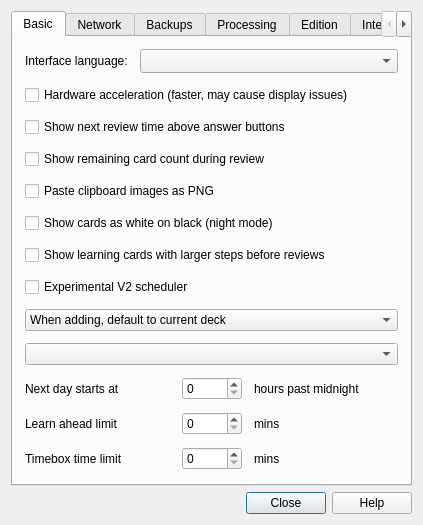
Before: the Qt Designer form designer/preferences.ui in Arthur-Milchior/anki, drawn with Qt 5.
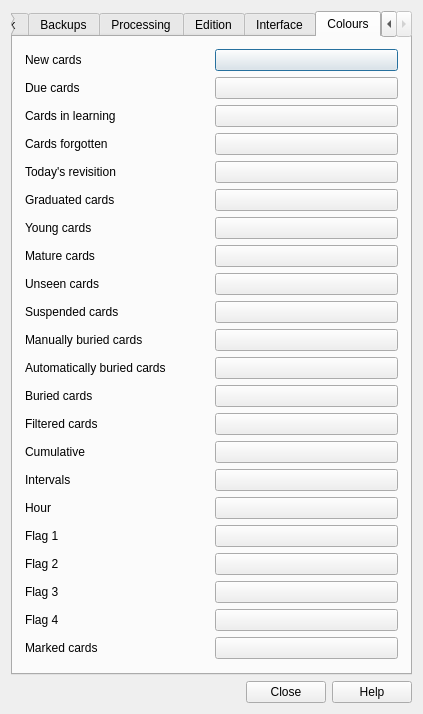
After: the same form once the commit is applied. The open tabs and pages were chosen to show the change.

Commit message: Add colors in preferences

What changed in the file:
```diff
--- a/designer/preferences.ui
+++ b/designer/preferences.ui
@@ -540,6 +540,432 @@
        </item>
       </layout>
      </widget>
+     <widget class="QWidget" name="tab_4">
+      <attribute name="title">
+       <string>Colours</string>
+      </attribute>
+      <layout class="QGridLayout" name="verticalLayout_3">
+       <property name="margin">
+        <number>12</number>
+       </property>
+       <item row="0" column="0">
+        <widget class="QLabel" name="label_2">
+         <property name="toolTip">
+          <string>Cards that you are supposed to see today</string>
+         </property>
+         <property name="locale">
+          <locale language="English" country="UnitedStates"/>
+         </property>
+         <property name="text">
+          <string>New cards</string>
+         </property>
+        </widget>
+       </item>
+       <item row="0" column="1">
+        <widget class="QPushButton" name="newButton">
+         <property name="text">
+          <string/>
+         </property>
+        </widget>
+       </item>
+       <item row="1" column="0">
+        <widget class="QLabel" name="label_2">
+         <property name="toolTip">
+          <string>Cards you'll see today, and that you have already
+		   seen (sum of review, and learning).</string>
+         </property>
+         <property name="locale">
+          <locale language="English" country="UnitedStates"/>
+         </property>
+         <property name="text">
+          <string>Due cards</string>
+         </property>
+        </widget>
+       </item>
+       <item row="1" column="1">
+        <widget class="QPushButton" name="dueButton">
+         <property name="text">
+          <string/>
+         </property>
+        </widget>
+       </item>
+       <item row="2" column="0">
+        <widget class="QLabel" name="label_2">
+         <property name="toolTip">
+          <string>Cards that you have recently seen and that you'll
+		   see again soon. Either a new card which has not graduated,
+		   or a review which you forgot.</string>
+         </property>
+         <property name="locale">
+          <locale language="English" country="UnitedStates"/>
+         </property>
+         <property name="text">
+          <string>Cards in learning</string>
+         </property>
+        </widget>
+       </item>
+       <item row="2" column="1">
+        <widget class="QPushButton" name="learnButton">
+         <property name="text">
+          <string/>
+         </property>
+        </widget>
+       </item>
+       <item row="4" column="0">
+        <widget class="QLabel" name="label_2">
+         <property name="toolTip">
+          <string>Cards which have already graduated, that you are
+		   supposed to see today, and have not already seen.</string>
+         </property>
+         <property name="locale">
+          <locale language="English" country="UnitedStates"/>
+         </property>
+         <property name="text">
+          <string>Today's revisition</string>
+         </property>
+        </widget>
+       </item>
+       <item row="4" column="1">
+        <widget class="QPushButton" name="revButton">
+         <property name="text">
+          <string/>
+         </property>
+        </widget>
+       </item>
+       <item row="5" column="0">
+        <widget class="QLabel" name="label_2">
+         <property name="toolTip">
+          <string>Cards which are not new, nor in learning.</string>
+         </property>
+         <property name="locale">
+          <locale language="English" country="UnitedStates"/>
+         </property>
+         <property name="text">
+          <string>Graduated cards</string>
+         </property>
+        </widget>
+       </item>
+       <item row="5" column="1">
+        <widget class="QPushButton" name="gradButton">
+         <property name="text">
+          <string/>
+         </property>
+        </widget>
+       </item>
+       <item row="6" column="0">
+        <widget class="QLabel" name="label_2">
+         <property name="toolTip">
+          <string>Cards whose interval is less than three weeks.</string>
+         </property>
+         <property name="locale">
+          <locale language="English" country="UnitedStates"/>
+         </property>
+         <property name="text">
+          <string>Young cards</string>
+         </property>
+        </widget>
+       </item>
+       <item row="6" column="1">
+        <widget class="QPushButton" name="youngButton">
+         <property name="text">
+          <string/>
+         </property>
+        </widget>
+       </item>
+       <item row="7" column="0">
+        <widget class="QLabel" name="label_2">
+         <property name="toolTip">
+          <string>Cards whose interval is at least three weeks.</string>
+         </property>
+         <property name="locale">
+          <locale language="English" country="UnitedStates"/>
+         </property>
+         <property name="text">
+          <string>Mature cards</string>
+         </property>
+        </widget>
+       </item>
+       <item row="7" column="1">
+        <widget class="QPushButton" name="matureButton">
+         <property name="text">
+          <string/>
+         </property>
+        </widget>
+       </item>
+       <item row="8" column="0">
+        <widget class="QLabel" name="label_2">
+         <property name="toolTip">
+          <string>Cards which you never saw (or which you buried
+           before they graduated)</string>
+         </property>
+         <property name="locale">
+          <locale language="English" country="UnitedStates"/>
+         </property>
+         <property name="text">
+          <string>Unseen cards</string>
+         </property>
+        </widget>
+       </item>
+       <item row="8" column="1">
+        <widget class="QPushButton" name="unseenButton">
+         <property name="text">
+          <string/>
+         </property>
+        </widget>
+       </item>
+       <item row="9" column="0">
+        <widget class="QLabel" name="label_2">
+         <property name="toolTip">
+          <string/>
+         </property>
+         <property name="locale">
+          <locale language="English" country="UnitedStates"/>
+         </property>
+         <property name="text">
+          <string>Suspended cards</string>
+         </property>
+        </widget>
+       </item>
+       <item row="9" column="1">
+        <widget class="QPushButton" name="suspButton">
+         <property name="text">
+          <string/>
+         </property>
+        </widget>
+       </item>
+       <item row="10" column="0">
+        <widget class="QLabel" name="label_2">
+         <property name="toolTip">
+          <string>Cards such that you pressed «bury» today on them</string>
+         </property>
+         <property name="locale">
+          <locale language="English" country="UnitedStates"/>
+         </property>
+         <property name="text">
+          <string>Manually buried cards</string>
+         </property>
+        </widget>
+       </item>
+       <item row="10" column="1">
+        <widget class="QPushButton" name="userBuriedButton">
+         <property name="text">
+          <string/>
+         </property>
+        </widget>
+       </item>
+       <item row="11" column="0">
+        <widget class="QLabel" name="label_2">
+         <property name="toolTip">
+          <string>Cards which were buried because you reviewed one of
+		   their siblings.</string>
+         </property>
+         <property name="locale">
+          <locale language="English" country="UnitedStates"/>
+         </property>
+         <property name="text">
+          <string>Automatically buried cards</string>
+         </property>
+        </widget>
+       </item>
+       <item row="11" column="1">
+        <widget class="QPushButton" name="schedBuriedButton">
+         <property name="text">
+          <string/>
+         </property>
+        </widget>
+       </item>
+       <item row="13" column="0">
+        <widget class="QLabel" name="label_2">
+         <property name="toolTip">
+          <string>A card which is currently in a filtered deck.</string>
+         </property>
+         <property name="locale">
+          <locale language="English" country="UnitedStates"/>
+         </property>
+         <property name="text">
+          <string>Filtered cards</string>
+         </property>
+        </widget>
+       </item>
+       <item row="13" column="1">
+        <widget class="QPushButton" name="cramButton">
+         <property name="text">
+          <string/>
+         </property>
+        </widget>
+       </item>
+       <item row="14" column="0">
+        <widget class="QLabel" name="label_2">
+         <property name="toolTip">
+          <string>Colour used to show a sum over the history of your deck</string>
+         </property>
+         <property name="locale">
+          <locale language="English" country="UnitedStates"/>
+         </property>
+         <property name="text">
+          <string>Cumulative</string>
+         </property>
+        </widget>
+       </item>
+       <item row="14" column="1">
+        <widget class="QPushButton" name="cumButton">
+         <property name="text">
+          <string/>
+         </property>
+        </widget>
+       </item>
+       <item row="3" column="1">
+        <widget class="QPushButton" name="relearnButton">
+         <property name="text">
+          <string/>
+         </property>
+        </widget>
+       </item>
+       <item row="3" column="0">
+        <widget class="QLabel" name="label_3">
+         <property name="text">
+          <string>Cards forgotten</string>
+         </property>
+        </widget>
+       </item>
+       <item row="15" column="0">
+        <widget class="QLabel" name="label_5">
+         <property name="toolTip">
+          <string>Only used in stats</string>
+         </property>
+         <property name="text">
+          <string>Intervals</string>
+         </property>
+        </widget>
+       </item>
+       <item row="15" column="1">
+        <widget class="QPushButton" name="ivlButton">
+         <property name="text">
+          <string/>
+         </property>
+        </widget>
+       </item>
+       <item row="21" column="0">
+        <widget class="QLabel" name="label_2">
+         <property name="toolTip">
+          <string>Notes on which you pressed «mark».</string>
+         </property>
+         <property name="locale">
+          <locale language="English" country="UnitedStates"/>
+         </property>
+         <property name="text">
+          <string>Marked cards</string>
+         </property>
+        </widget>
+       </item>
+       <item row="21" column="1">
+        <widget class="QPushButton" name="markedButton">
+         <property name="text">
+          <string/>
+         </property>
+        </widget>
+       </item>
+       <item row="16" column="0">
+        <widget class="QLabel" name="label_6">
+         <property name="toolTip">
+          <string>Only used in stats.</string>
+         </property>
+         <property name="text">
+          <string>Hour</string>
+         </property>
+        </widget>
+       </item>
+       <item row="16" column="1">
+        <widget class="QPushButton" name="hourButton">
+         <property name="text">
+          <string/>
+         </property>
+        </widget>
+       </item>
+       <item row="17" column="0">
+        <widget class="QLabel" name="label_6">
+         <property name="toolTip">
+          <string>Flag 1.</string>
+         </property>
+         <property name="text">
+          <string>Flag 1</string>
+         </property>
+        </widget>
+       </item>
+       <item row="17" column="1">
+        <widget class="QPushButton" name="flag1Button">
+         <property name="text">
+          <string/>
+         </property>
+        </widget>
+       </item>
+       <item row="18" column="0">
+        <widget class="QLabel" name="label_6">
+         <property name="toolTip">
+          <string>Flag 2.</string>
+         </property>
+         <property name="text">
+          <string>Flag 2</string>
+         </property>
+        </widget>
+       </item>
+       <item row="18" column="1">
+        <widget class="QPushButton" name="flag2Button">
+         <property name="text">
+          <string/>
+         </property>
+        </widget>
+       </item>
+       <item row="19" column="0">
+        <widget class="QLabel" name="label_6">
+         <property name="toolTip">
+          <string>Flag 3.</string>
+         </property>
+         <property name="text">
+          <string>Flag 3</string>
+         </property>
+        </widget>
+       </item>
+       <item row="19" column="1">
+        <widget class="QPushButton" name="flag3Button">
+         <property name="text">
+          <string/>
+         </property>
+        </widget>
+       </item>
+       <item row="20" column="0">
+        <widget class="QLabel" name="label_6">
+         <property name="toolTip">
+          <string>Flag 4.</string>
+         </property>
+         <property name="text">
+          <string>Flag 4</string>
+         </property>
+        </widget>
+       </item>
+       <item row="20" column="1">
+        <widget class="QPushButton" name="flag4Button">
+         <property name="text">
+          <string/>
+         </property>
+        </widget>
+       </item>
+       <item row="12" column="0">
+        <widget class="QLabel" name="label_7">
+         <property name="text">
+          <string>Buried cards</string>
+         </property>
+        </widget>
+       </item>
+       <item row="12" column="1">
+        <widget class="QPushButton" name="buriedButton">
+         <property name="text">
+          <string/>
+         </property>
+        </widget>
+       </item>
+      </layout>
+     </widget>
     </widget>
    </item>
    <item>
```
Left out of the diff: 4 changed lines with no effect on the pictures. The commit also changes 1 other file.
